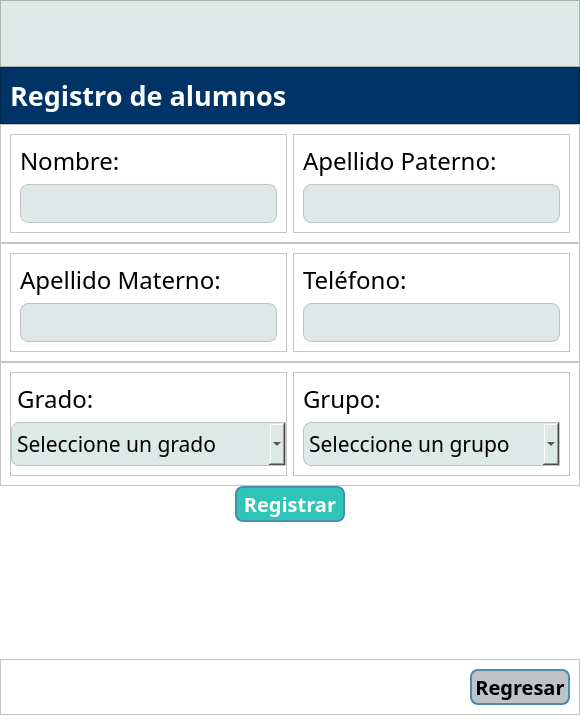
First picture: the form in interfaces/regAlumn.ui, repository NotEruma/Scholary_Project, before the edit.
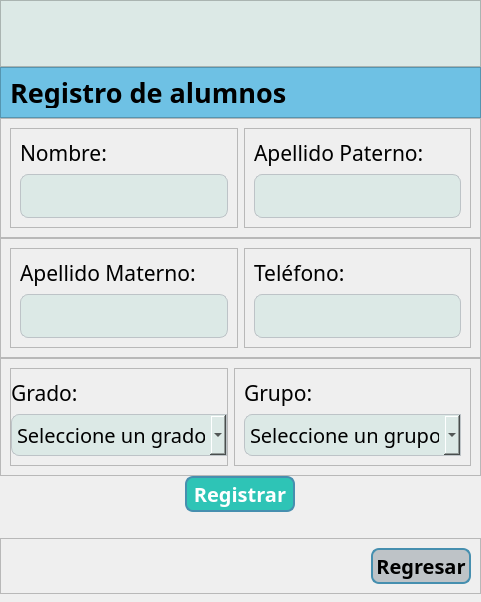
Second picture: the form after the edit. Icons and pictures are not drawn.

The edit to the form file:
```diff
--- a/interfaces/regAlumn.ui
+++ b/interfaces/regAlumn.ui
@@ -6,8 +6,8 @@
    <rect>
     <x>0</x>
     <y>0</y>
-    <width>580</width>
-    <height>723</height>
+    <width>446</width>
+    <height>586</height>
    </rect>
   </property>
   <property name="font">
@@ -16,10 +16,7 @@
    </font>
   </property>
   <property name="windowTitle">
-   <string>Registro de Alumnos</string>
-  </property>
-  <property name="styleSheet">
-   <string notr="true">background:#ffffff;</string>
+   <string>Registrar Alumno</string>
   </property>
   <layout class="QVBoxLayout" name="verticalLayout_8">
    <property name="spacing">
@@ -145,8 +142,7 @@
       </size>
      </property>
      <property name="styleSheet">
-      <string notr="true"> background:#003466;
-</string>
+      <string notr="true">background-color:#6EC1E4</string>
      </property>
      <property name="frameShape">
       <enum>QFrame::StyledPanel</enum>
@@ -168,9 +164,6 @@
         <property name="styleSheet">
          <string notr="true">qproperty-alignment: 'AlignCenter';
 background: transparent;
-color:#ffffff;
-font-weight: bold;
-
 </string>
         </property>
         <property name="text">
@@ -204,7 +197,7 @@
            <property name="font">
             <font>
              <family>Corbel</family>
-             <pointsize>18</pointsize>
+             <pointsize>16</pointsize>
             </font>
            </property>
            <property name="styleSheet">
@@ -241,24 +234,24 @@
        </widget>
       </item>
       <item>
-       <widget class="QFrame" name="frame_6">
+       <widget class="QFrame" name="frame_5">
         <property name="frameShape">
          <enum>QFrame::StyledPanel</enum>
         </property>
         <property name="frameShadow">
          <enum>QFrame::Raised</enum>
         </property>
-        <layout class="QVBoxLayout" name="verticalLayout_4">
+        <layout class="QVBoxLayout" name="verticalLayout_3">
          <item>
-          <widget class="QLabel" name="label_5">
+          <widget class="QLabel" name="label_4">
            <property name="font">
             <font>
              <family>Corbel</family>
-             <pointsize>18</pointsize>
+             <pointsize>16</pointsize>
             </font>
            </property>
            <property name="styleSheet">
-            <string notr="true">color:#000000;</string>
+            <string notr="true"/>
            </property>
            <property name="text">
             <string>Apellido Paterno:</string>
@@ -303,24 +296,24 @@
      </property>
      <layout class="QHBoxLayout" name="horizontalLayout_3">
       <item>
-       <widget class="QFrame" name="frame_5">
+       <widget class="QFrame" name="frame_6">
         <property name="frameShape">
          <enum>QFrame::StyledPanel</enum>
         </property>
         <property name="frameShadow">
          <enum>QFrame::Raised</enum>
         </property>
-        <layout class="QVBoxLayout" name="verticalLayout_3">
+        <layout class="QVBoxLayout" name="verticalLayout_4">
          <item>
-          <widget class="QLabel" name="label_4">
+          <widget class="QLabel" name="label_5">
            <property name="font">
             <font>
              <family>Corbel</family>
-             <pointsize>18</pointsize>
+             <pointsize>16</pointsize>
             </font>
            </property>
            <property name="styleSheet">
-            <string notr="true"/>
+            <string notr="true">color:#000000;</string>
            </property>
            <property name="text">
             <string>Apellido Materno:</string>
@@ -365,7 +358,7 @@
            <property name="font">
             <font>
              <family>Corbel</family>
-             <pointsize>18</pointsize>
+             <pointsize>16</pointsize>
             </font>
            </property>
            <property name="styleSheet">
@@ -432,23 +425,17 @@
          </property>
          <item>
           <widget class="QLabel" name="label_6">
-           <property name="minimumSize">
-            <size>
-             <width>257</width>
-             <height>0</height>
-            </size>
-           </property>
            <property name="font">
             <font>
              <family>Corbel</family>
-             <pointsize>18</pointsize>
+             <pointsize>16</pointsize>
             </font>
            </property>
            <property name="styleSheet">
             <string notr="true"/>
            </property>
            <property name="text">
-            <string> Grado:</string>
+            <string>Grado:</string>
            </property>
           </widget>
          </item>
@@ -457,7 +444,7 @@
            <property name="font">
             <font>
              <family>Corbel</family>
-             <pointsize>16</pointsize>
+             <pointsize>15</pointsize>
             </font>
            </property>
            <property name="styleSheet">
@@ -511,7 +498,7 @@
            <property name="font">
             <font>
              <family>Corbel</family>
-             <pointsize>18</pointsize>
+             <pointsize>16</pointsize>
             </font>
            </property>
            <property name="styleSheet">
@@ -527,7 +514,7 @@
            <property name="font">
             <font>
              <family>Corbel</family>
-             <pointsize>16</pointsize>
+             <pointsize>15</pointsize>
             </font>
            </property>
            <property name="styleSheet">
@@ -623,12 +610,12 @@
      </property>
     </spacer>
    </item>
-   <item>
+   <item alignment="Qt::AlignHCenter">
     <widget class="QLabel" name="lbError">
      <property name="minimumSize">
       <size>
        <width>0</width>
-       <height>50</height>
+       <height>26</height>
       </size>
      </property>
      <property name="font">
@@ -671,7 +658,7 @@
         </property>
        </spacer>
       </item>
-      <item>
+      <item alignment="Qt::AlignHCenter">
        <widget class="QPushButton" name="btnRegresarRA">
         <property name="minimumSize">
          <size>
```
Left out of the diff: 4 changed lines with no effect on the pictures.
